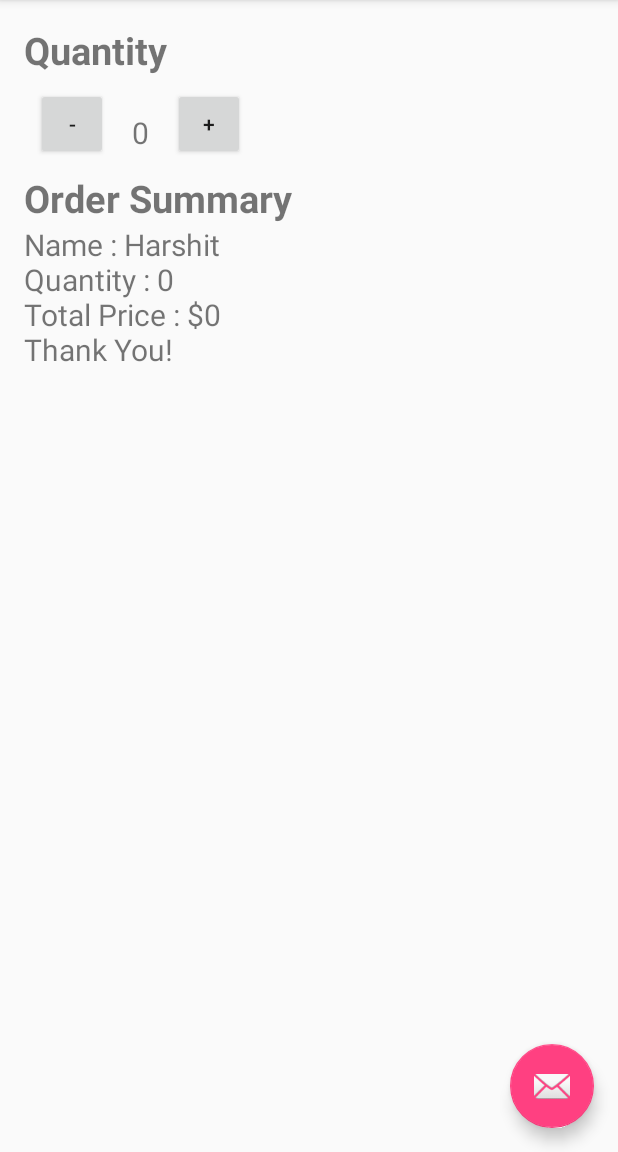
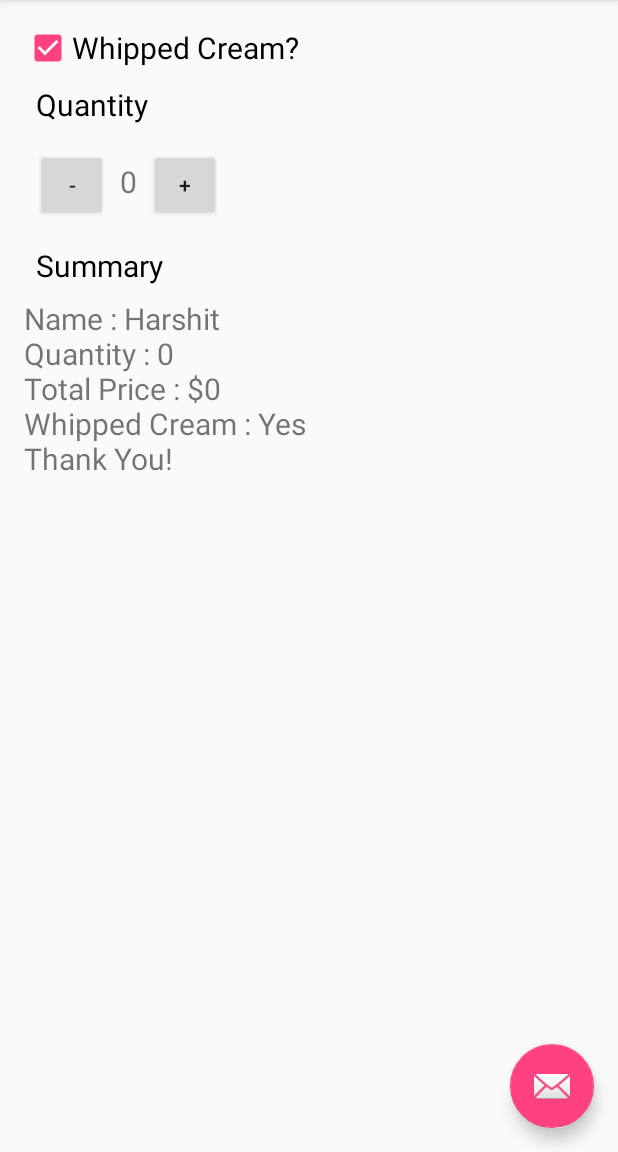
Before and after one commit to the-dagger/JustJava, an Android app: the screen it shows after launch (MainActivity), after a tap on an icon or button, on a phone screen of 412 x 824 dp, the part 84-1236 px from its top. Run offline under Robolectric (Android 15) with nearby library versions, the phone set to English and light mode, and no system bars; 1 other tap on this screen came first.

Commit message:
Whipped cream?

```diff
--- a/app/src/main/java/com/example/dagger/justjava/MainActivity.java
+++ b/app/src/main/java/com/example/dagger/justjava/MainActivity.java
@@ -7,19 +7,19 @@ import android.support.v7.widget.Toolbar;
 import android.view.Menu;
 import android.view.MenuItem;
 import android.view.View;
+import android.widget.CheckBox;
 import android.widget.TextView;
 
 public class MainActivity extends AppCompatActivity {
 
     int noc = 0;
-
+    int price = 10;
     @Override
     protected void onCreate(Bundle savedInstanceState) {
         super.onCreate(savedInstanceState);
         setContentView(R.layout.activity_main);
         Toolbar toolbar = (Toolbar) findViewById(R.id.toolbar);
         setSupportActionBar(toolbar);
-
         FloatingActionButton fab = (FloatingActionButton) findViewById(R.id.fab);
         fab.setOnClickListener(new View.OnClickListener() {
             @Override
@@ -30,7 +30,8 @@ public class MainActivity extends AppCompatActivity {
     }
 
     public void submit(View view) {
-            displaySummary("Name : Harshit \n" + "Quantity : " + noc + "\nTotal Price : $" + calcPrice(10) + "\nThank You!");
+
+        displaySummary("Name : Harshit \n" + "Quantity : " + noc + "\nTotal Price : $" + calcPrice(price) + "\nWhipped Cream : " + cream(view) + "\nThank You!");
     }
 
     public int calcPrice(int Price) {
@@ -43,8 +44,20 @@ public class MainActivity extends AppCompatActivity {
         display(noc);
     }
 
+    public String cream(View view){
+        Boolean checkClick = ((CheckBox) findViewById(R.id.whippedCream)).isChecked();
+        if(checkClick)
+        price = 15;
+        else
+        price = 10;
+        return("Yes");
+    }
+
     public void minus(View view) {
-        noc--;
+        if (noc > 0)
+            noc--;
+        else
+            noc = 0;
         display(noc);
     }
 
@@ -53,7 +66,7 @@ public class MainActivity extends AppCompatActivity {
         numberOfCoffee.setText("" + var);
     }
 
-    public void displaySummary(String var){
+    public void displaySummary(String var) {
         TextView summary = (TextView) findViewById(R.id.orderSummary);
         summary.setText(var);
     }
--- a/app/src/main/res/layout/content_main.xml
+++ b/app/src/main/res/layout/content_main.xml
@@ -13,12 +13,23 @@
     tools:context=".MainActivity"
     tools:showIn="@layout/activity_main">
 
+    <CheckBox
+        android:layout_width="wrap_content"
+        android:layout_height="wrap_content"
+        android:text="Whipped Cream?"
+        android:textSize="20sp"
+        android:textColor="#000000"
+        android:id="@+id/whippedCream"
+        android:onClick="cream"/>
+
     <TextView
         android:layout_width="wrap_content"
         android:layout_height="wrap_content"
         android:text="Quantity"
-        android:textStyle="bold"
-        android:textSize="25sp" />
+        android:padding="8dp"
+        android:textColor="#000000"
+        android:id="@+id/quantity"
+        android:textSize="20sp" />
 
     <LinearLayout
         android:layout_width="wrap_content"
@@ -31,6 +42,7 @@
             android:layout_marginBottom="8dp"
             android:layout_marginLeft="8dp"
             android:layout_marginTop="8dp"
+            android:layout_marginRight="8dp"
             android:onClick="minus"
             android:text="-" />
 
@@ -38,7 +50,9 @@
             android:id="@+id/numberOfCoffee"
             android:layout_width="wrap_content"
             android:layout_height="wrap_content"
-            android:layout_margin="16dp"
+            android:layout_marginBottom="8dp"
+            android:layout_marginRight="8dp"
+            android:layout_marginTop="8dp"
             android:text="0"
             android:textSize="20sp" />
 
@@ -56,9 +70,10 @@
     <TextView
         android:layout_width="wrap_content"
         android:layout_height="wrap_content"
-        android:text="Order Summary"
-        android:textStyle="bold"
-        android:textSize="25sp" />
+        android:text="Summary"
+        android:padding="8dp"
+        android:textColor="#000000"
+        android:textSize="20sp" />
 
     <TextView
         android:id="@+id/orderSummary"
--- a/app/src/main/res/menu/menu_main.xml
+++ b/app/src/main/res/menu/menu_main.xml
@@ -2,5 +2,6 @@
     xmlns:app="http://schemas.android.com/apk/res-auto"
     xmlns:tools="http://schemas.android.com/tools" tools:context=".MainActivity">
     <item android:id="@+id/action_settings" android:title="@string/action_settings"
-        android:orderInCategory="100" app:showAsAction="never" />
+        android:orderInCategory="100" app:showAsAction="never"
+        />
 </menu>
```
Also changed, not shown: 1 other file.
